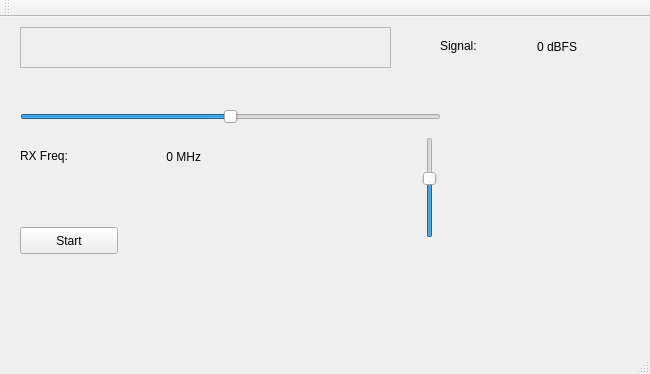
Old version of the form mainwindow.ui in the repository gqrx-sdr/gqrx.
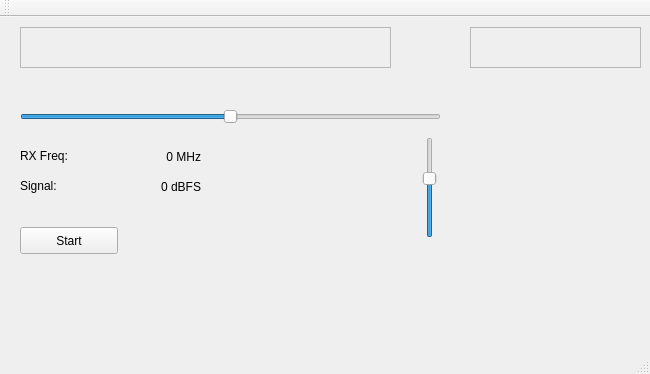
New version of the form. Custom widgets are drawn as their Qt base class.

Commit message: First hack of an S-meter based on the Cutesdr widget.

Diff of the .ui file:
```diff
--- a/mainwindow.ui
+++ b/mainwindow.ui
@@ -131,8 +131,8 @@
    <widget class="QLabel" name="label_2">
     <property name="geometry">
      <rect>
-      <x>440</x>
-      <y>20</y>
+      <x>20</x>
+      <y>160</y>
       <width>67</width>
       <height>17</height>
      </rect>
@@ -144,8 +144,8 @@
    <widget class="QLabel" name="rxSigLabel">
     <property name="geometry">
      <rect>
-      <x>496</x>
-      <y>20</y>
+      <x>120</x>
+      <y>160</y>
       <width>81</width>
       <height>20</height>
      </rect>
@@ -157,6 +157,22 @@
      <set>Qt::AlignRight|Qt::AlignTrailing|Qt::AlignVCenter</set>
     </property>
    </widget>
+   <widget class="CMeter" name="sMeter">
+    <property name="geometry">
+     <rect>
+      <x>470</x>
+      <y>10</y>
+      <width>171</width>
+      <height>41</height>
+     </rect>
+    </property>
+    <property name="frameShape">
+     <enum>QFrame::StyledPanel</enum>
+    </property>
+    <property name="frameShadow">
+     <enum>QFrame::Raised</enum>
+    </property>
+   </widget>
   </widget>
   <widget class="QMenuBar" name="menuBar">
    <property name="geometry">
@@ -186,6 +202,12 @@
    <header>qtgui/freqctrl.h</header>
    <container>1</container>
   </customwidget>
+  <customwidget>
+   <class>CMeter</class>
+   <extends>QFrame</extends>
+   <header>qtgui/meter.h</header>
+   <container>1</container>
+  </customwidget>
  </customwidgets>
  <resources/>
  <connections/>
```
The commit also changes 4 other files.
